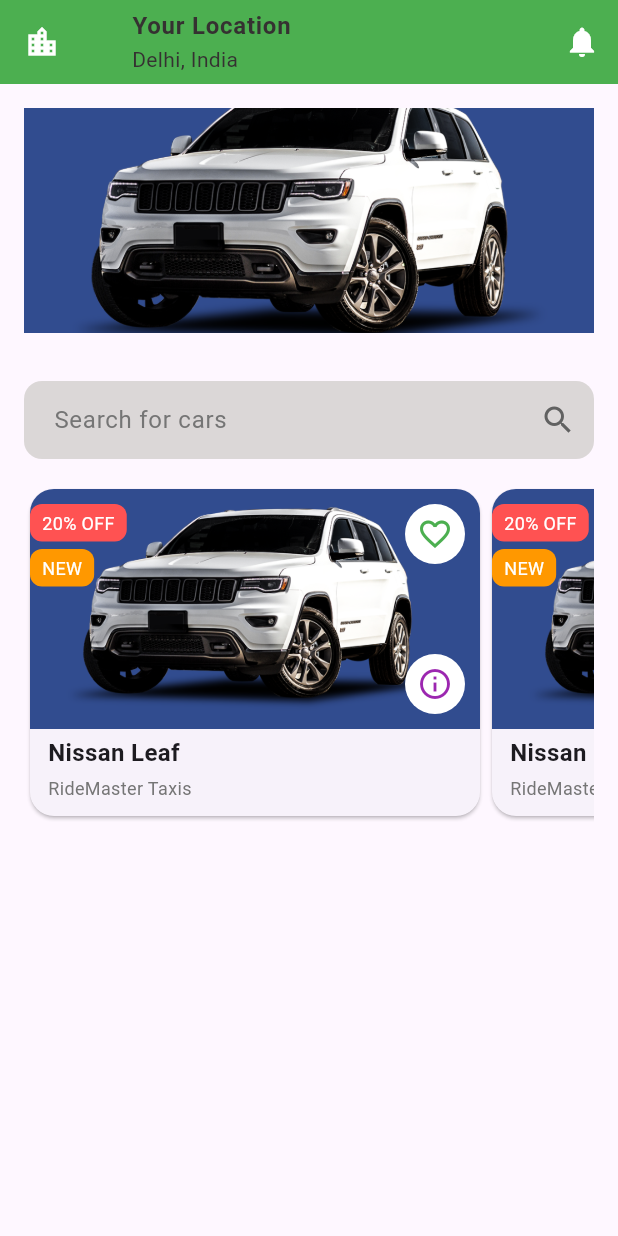
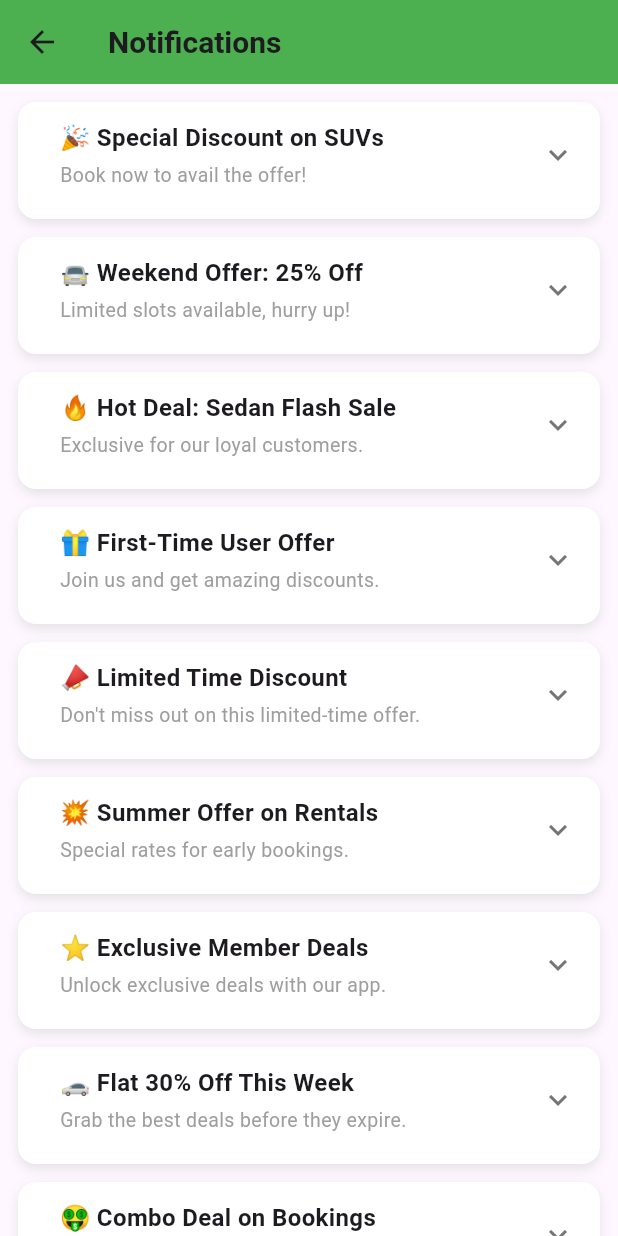
Before and after one commit to Tarikul69/Car-Rental-App, a Flutter app: the home screen opened by its route, after a tap on the "notifications" icon, on a phone screen of 412 x 824 dp. Run offline on Flutter 3.47's test engine with Material 3 defaults, Android fonts, the phone set to English and light mode, and no system bars; our stand-ins replace carousel_slider, get.

Commit message:
Update notification, car details, top rated vehicles

```diff
--- a/lib/components/card.dart
+++ b/lib/components/card.dart
@@ -1,4 +1,7 @@
+import 'package:car_rental_app/routes/app_routes.dart';
 import 'package:flutter/material.dart';
+import 'package:get/get_core/src/get_main.dart';
+import 'package:get/route_manager.dart';
 
 class GroFastCard extends StatelessWidget {
   final Map<String, String> data;
--- /dev/null
+++ b/lib/controllers/home_controller.dart
@@ -0,0 +1,22 @@
+import 'package:get/get.dart';
+import 'package:flutter/material.dart';
+
+class HomeController extends GetxController {
+  // Define any variables or methods needed for the home controller
+  // For example, you might want to manage the state of the home page
+  var isLoading = true.obs;
+  var cars = [].obs; // Observable list to hold car data
+
+  @override
+  void onInit() {
+    super.onInit();
+    // Initialize any data or state here
+    fetchData();
+  }
+
+  void fetchData() async {
+    // Simulate a network call or data fetching
+    await Future.delayed(Duration(seconds: 2));
+    isLoading.value = false;
+  }
+}
--- /dev/null
+++ b/lib/model/car_model.dart
@@ -0,0 +1,14 @@
+import 'package:flutter/material.dart';
+
+//model/car_arguments.dart
+class CarArguments {
+  final String carName;
+  final String carImage;
+  final String carDescription;
+
+  CarArguments({
+    required this.carName,
+    required this.carImage,
+    required this.carDescription,
+  });
+}
--- a/lib/routes/app_routes.dart
+++ b/lib/routes/app_routes.dart
@@ -4,4 +4,7 @@ abstract class AppRoutes {
   static const String login = '/login';
   static const String forgetpassword = '/forgetpassword';
   static const String home = '/home';
+  static const String top_rated = '/top_rated';
+  static const String car_details = '/car_details';
+  static const String notifications = '/notifications';
 }
--- a/lib/routes/page_routes.dart
+++ b/lib/routes/page_routes.dart
@@ -1,8 +1,11 @@
 import 'package:car_rental_app/routes/app_routes.dart';
+import 'package:car_rental_app/widgets/home/car_details.dart';
 import 'package:car_rental_app/widgets/home/home.dart';
+import 'package:car_rental_app/widgets/home/top_rated.dart';
 import 'package:car_rental_app/widgets/login_registration/forgetpassword.dart';
 import 'package:car_rental_app/widgets/login_registration/login.dart';
 import 'package:car_rental_app/widgets/login_registration/registration.dart';
+import 'package:car_rental_app/widgets/notifications/notifications.dart';
 import 'package:car_rental_app/widgets/splash_screen/splash_screen.dart';
 import 'package:get/get_navigation/src/routes/get_route.dart';
 
@@ -27,6 +30,18 @@ class AppPages {
     GetPage(
       name: AppRoutes.home,
       page: () => home(),
-    ), // Assuming login uses the same widget for now
+    ),
+    GetPage(
+      name: AppRoutes.top_rated,
+      page: () => top_rated(),
+    ),
+    GetPage(
+      name: AppRoutes.car_details,
+      page: () => car_details(),
+    ),
+    GetPage(
+      name: AppRoutes.notifications,
+      page: () => notifications(),
+    ) // Assuming login uses the same widget for now
   ];
 }
--- a/lib/widgets/home/home.dart
+++ b/lib/widgets/home/home.dart
@@ -1,16 +1,23 @@
 import 'package:car_rental_app/components/card.dart';
-import 'package:car_rental_app/components/components.dart';
+import 'package:car_rental_app/controllers/home_controller.dart';
+import 'package:car_rental_app/routes/app_routes.dart';
 import 'package:flutter/material.dart';
+import 'package:get/get.dart';
+import 'package:get/get_core/src/get_main.dart';
+import 'package:get/route_manager.dart';
 
 class home extends StatelessWidget {
-  const home({super.key});
+  home({super.key});
+  final HomeController homeController = Get.put(HomeController());
+
+  get args => null;
 
   @override
   Widget build(BuildContext context) {
     return Scaffold(
         appBar: AppBar(
           leading: Icon(Icons.location_city, color: Colors.white),
-          title: ListTile(
+          title: const ListTile(
             title: Text("Your Location",
                 style: TextStyle(
                   color: const Color.fromARGB(255, 53, 49, 49),
@@ -26,9 +33,10 @@ class home extends StatelessWidget {
           elevation: 0,
           actions: [
             IconButton(
-              icon: Icon(Icons.notifications, color: Colors.white),
+              icon: const Icon(Icons.notifications, color: Colors.white),
               onPressed: () {
                 // Handle notification icon press
+                Get.toNamed(AppRoutes.notifications);
               },
             ),
           ],
@@ -36,7 +44,7 @@ class home extends StatelessWidget {
         body: SingleChildScrollView(
           scrollDirection: Axis.vertical,
           child: Container(
-            padding: EdgeInsets.all(16.0),
+            padding: const EdgeInsets.all(16.0),
             child: Column(
               crossAxisAlignment: CrossAxisAlignment.start,
               children: [
@@ -62,7 +70,29 @@ class home extends StatelessWidget {
                     ],
                   ),
                 ),
-                SizedBox(height: 16.0),
+                SizedBox(height: 10.0),
+                Container(
+                  padding: EdgeInsets.all(6.0),
+                  child: Row(
+                    mainAxisAlignment: MainAxisAlignment.spaceBetween,
+                    children: [
+                      Text(
+                        'Top Rated Vehicles',
+                        style: TextStyle(
+                          fontSize: 14,
+                          fontWeight: FontWeight.bold,
+                        ),
+                      ),
+                      TextButton(
+                        onPressed: () {
+                          // Handle view all button press
+                          Get.toNamed(AppRoutes.top_rated);
+                        },
+                        child: Text('View All'),
+                      ),
+                    ],
+                  ),
+                ),
                 // Search bar
                 TextField(
                   decoration: InputDecoration(
@@ -85,19 +115,84 @@ class home extends StatelessWidget {
                 //carousel_slider(),
                 // List of available cars
                 SingleChildScrollView(
-                    scrollDirection: Axis.horizontal,
-                    //Card()
-                    child: Row(
-                      children: [
-                        slider_card1(),
-                        slider_card1(),
-                        slider_card1(),
-                        slider_card1(),
-                        slider_card1(),
-                        slider_card1(),
-                        slider_card1(),
-                      ],
-                    ))
+                  scrollDirection: Axis.horizontal,
+                  //Card()
+                  child: Row(
+                    children: [
+                      InkWell(
+                        child: slider_card1(),
+                        onTap: () {
+                          // Handle card tap
+                          Navigator.pushNamed(
+                            context,
+                            AppRoutes.car_details,
+                            arguments: {
+                              'carId': 1, // Example argument
+                              'carName': 'Nissan Leaf',
+                              'carImage': 'assets/car.png',
+                              'carDescription': 'RideMaster Taxis',
+                              'carPrice': 10000,
+                              'carRating': 4.5,
+                            },
+                          );
+                        },
+                      ),
+                      SizedBox(width: 10),
+
+                      InkWell(
+                        child: slider_card1(),
+                        onTap: () {
+                          // Handle card tap
+                          Navigator.pushNamed(
+                            context,
+                            AppRoutes.car_details,
+                            arguments: {
+                              'carId': 2, // Example argument
+                              'carName': 'Tesla Model S',
+                              'carImage': 'assets/car.png',
+                              'carDescription': 'Electric Luxury Sedan',
+                              'carPrice': 12000,
+                              'carRating': 4.8,
+                            },
+                          );
+                        },
+                      ),
+
+                      SizedBox(width: 10),
+                      InkWell(
+                        child: slider_card1(),
+                        onTap: () {
+                          Navigator.pushNamed(context, AppRoutes.car_details,
+                              arguments: {
+                                'carId': 3, // Example argument
+                                'carName': 'Ford Mustang',
+                                'carImage': 'assets/car.png',
+                                'carDescription': 'Sporty Coupe',
+                                'carPrice': 15000,
+                                'carRating': 4.7,
+                              });
+                        },
+                      ),
+                      SizedBox(width: 10),
+                      InkWell(
+                        child: slider_card1(),
+                        onTap: () {
+                          Navigator.pushNamed(context, AppRoutes.car_details,
+                              arguments: {
+                                'carId': 4, // Example argument
+                                'carName': 'Chevrolet Bolt',
+                                'carImage': 'assets/car.png',
+                                'carDescription': 'Compact Electric Car',
+                                'carPrice': 9000,
+                                'carRating': 4.3,
+                              });
+                        },
+                      ),
+                      SizedBox(width: 10),
+                      // Handle card tap
+                    ],
+                  ),
+                )
               ],
             ),
           ),
--- /dev/null
+++ b/lib/widgets/notifications/notifications.dart
@@ -0,0 +1,170 @@
+import 'package:flutter/material.dart';
+
+class notifications extends StatelessWidget {
+  const notifications({super.key});
+
+  @override
+  Widget build(BuildContext context) {
+    return Scaffold(
+      appBar: AppBar(
+        title: const Text(
+          'Notifications',
+          style: TextStyle(fontSize: 20, fontWeight: FontWeight.bold),
+        ),
+        leading: IconButton(
+          icon: const Icon(Icons.arrow_back),
+          onPressed: () => Navigator.pop(context),
+        ),
+        backgroundColor: Colors.green,
+      ),
+      body: ListView.builder(
+        itemCount: 10,
+        padding: const EdgeInsets.all(12),
+        itemBuilder: (context, index) {
+          return AnimatedNotificationCard(index: index);
+        },
+      ),
+    );
+  }
+}
+
+class AnimatedNotificationCard extends StatefulWidget {
+  final int index;
+
+  const AnimatedNotificationCard({super.key, required this.index});
+
+  @override
+  State<AnimatedNotificationCard> createState() =>
+      _AnimatedNotificationCardState();
+}
+
+class _AnimatedNotificationCardState extends State<AnimatedNotificationCard> {
+  bool _isExpanded = false;
+
+  String _getTitle(int index) {
+    final titles = [
+      '🎉 Special Discount on SUVs',
+      '🚘 Weekend Offer: 25% Off',
+      '🔥 Hot Deal: Sedan Flash Sale',
+      '🎁 First-Time User Offer',
+      '📣 Limited Time Discount',
+      '💥 Summer Offer on Rentals',
+      '⭐ Exclusive Member Deals',
+      '🚗 Flat 30% Off This Week',
+      '🤑 Combo Deal on Bookings',
+      '📢 Holiday Discount News',
+    ];
+    return titles[index % titles.length];
+  }
+
+  String _getSubtitle(int index) {
+    final subtitles = [
+      'Book now to avail the offer!',
+      'Limited slots available, hurry up!',
+      'Exclusive for our loyal customers.',
+      'Join us and get amazing discounts.',
+      'Don\'t miss out on this limited-time offer.',
+      'Special rates for early bookings.',
+      'Unlock exclusive deals with our app.',
+      'Grab the best deals before they expire.',
+      'Special offers just for you!',
+      'Stay tuned for more exciting updates.',
+    ];
+    return subtitles[index % subtitles.length];
+  }
+
+  @override
+  Widget build(BuildContext context) {
+    return AnimatedContainer(
+      duration: const Duration(milliseconds: 300),
+      margin: const EdgeInsets.only(bottom: 12),
+      decoration: BoxDecoration(
+        color: Colors.white,
+        borderRadius: BorderRadius.circular(12),
+        boxShadow: [
+          BoxShadow(
+            color: Colors.grey.withOpacity(0.25),
+            blurRadius: 6,
+            offset: const Offset(0, 3),
+          )
+        ],
+      ),
+      child: InkWell(
+        onTap: () => setState(() => _isExpanded = !_isExpanded),
+        borderRadius: BorderRadius.circular(12),
+        child: Padding(
+          padding: const EdgeInsets.symmetric(vertical: 12.0, horizontal: 16),
+          child: Column(
+            crossAxisAlignment: CrossAxisAlignment.start,
+            children: [
+              // Title + Subtitle Row
+              Row(
+                children: [
+                  //const Icon(Icons.notifications, color: Colors.green),
+                  const SizedBox(width: 12),
+                  Expanded(
+                    child: Column(
+                      crossAxisAlignment: CrossAxisAlignment.start,
+                      children: [
+                        Text(
+                          _getTitle(widget.index),
+                          style: const TextStyle(
+                              fontWeight: FontWeight.bold, fontSize: 16),
+                        ),
+                        const SizedBox(height: 4),
+                        Text(
+                          _getSubtitle(widget.index),
+                          style:
+                              const TextStyle(fontSize: 13, color: Colors.grey),
+                        ),
+                      ],
+                    ),
+                  ),
+                  Icon(
+                    _isExpanded
+                        ? Icons.keyboard_arrow_up
+                        : Icons.keyboard_arrow_down,
+                    color: Colors.grey[600],
+                  ),
+                ],
+              ),
+
+              // Animated Detail Content
+              const SizedBox(height: 8),
+              AnimatedCrossFade(
+                firstChild: const SizedBox.shrink(),
+                secondChild: Padding(
+                  padding: const EdgeInsets.only(top: 8.0),
+                  child: Column(
+                    children: [
+                      // Car Image
+                      ClipRRect(
+                        borderRadius: BorderRadius.circular(10),
+                        child: Image.asset(
+                          'assets/car.png',
+                          height: 140,
+                          width: double.infinity,
+                          fit: BoxFit.cover,
+                        ),
+                      ),
+                      const SizedBox(height: 10),
+                      // Detailed Text
+                      const Text(
+                        'A brand new car is now available for booking. Check out features, discounts, and availability. This update contains exclusive offers.',
+                        style: TextStyle(fontSize: 14),
+                      ),
+                    ],
+                  ),
+                ),
+                crossFadeState: _isExpanded
+                    ? CrossFadeState.showSecond
+                    : CrossFadeState.showFirst,
+                duration: const Duration(milliseconds: 300),
+              ),
+            ],
+          ),
+        ),
+      ),
+    );
+  }
+}
```
Also changed, not shown: lib/widgets/home/car_details.dart (added, +27 -0 lines), lib/widgets/home/top_rated.dart (added, +49 -0 lines).
